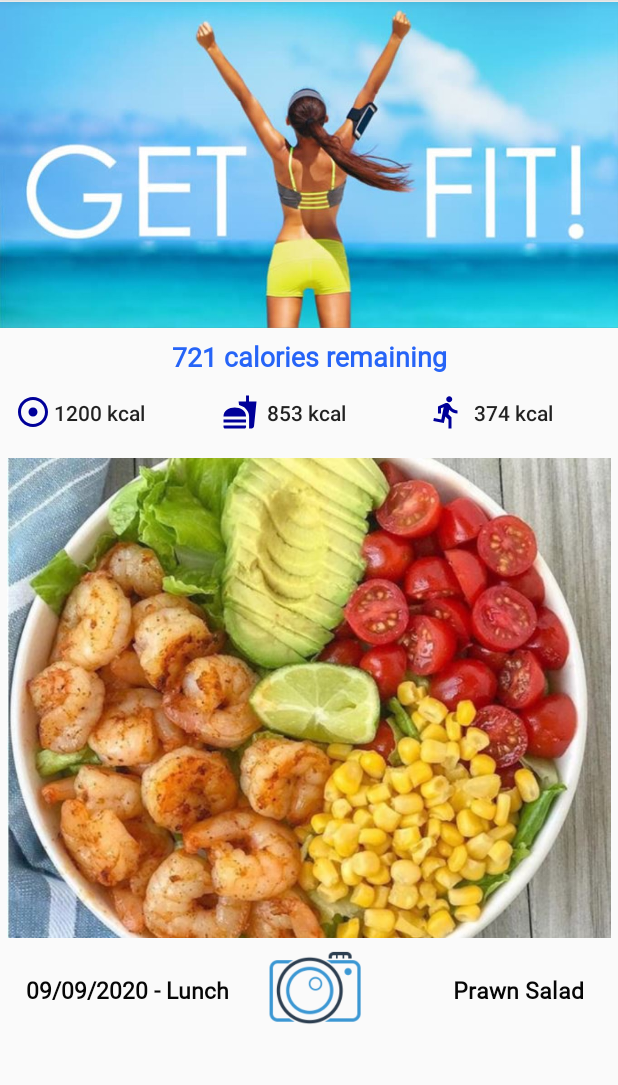
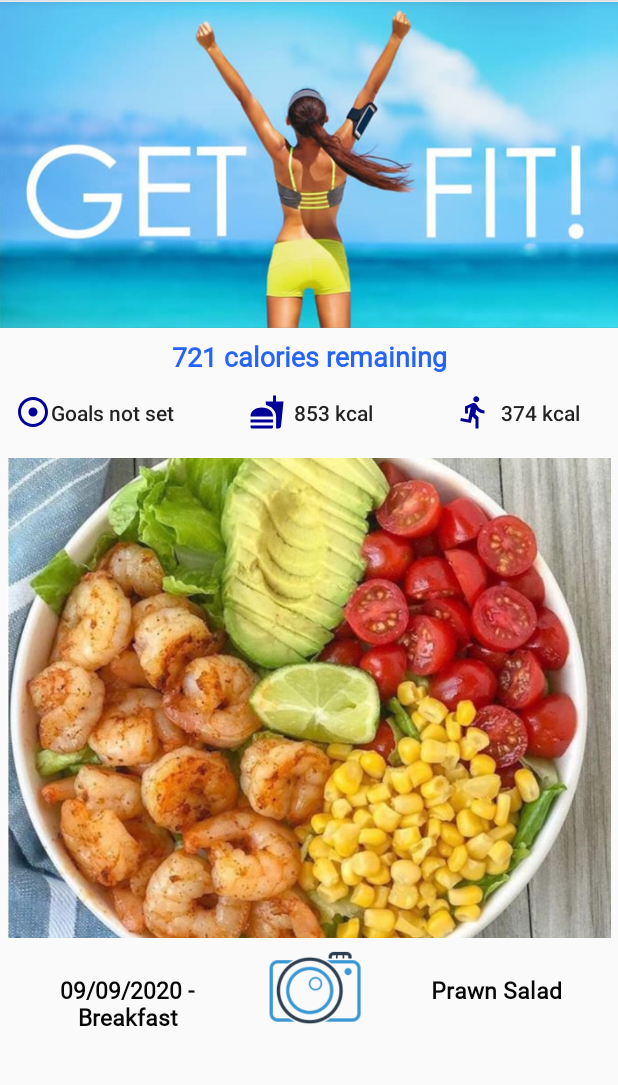
Before and after one commit to 19003337/MyFitnessLive, an Android app: the HomeScreen screen opened directly, with no data from a screen before it, on a phone screen of 412 x 824 dp, the part 84-1169 px from its top. Run offline under Robolectric (Android 15) with nearby library versions, the phone set to English and light mode, and no system bars; our stand-ins replace Firebase (no records; nobody signed in at launch, a user with empty details on screens opened directly).

Commit message:
Pushing - Screen changes and HomeScreen goals.

```diff
--- a/app/src/main/java/com/vc19003337/myfitnesslive/HomeScreen.java
+++ b/app/src/main/java/com/vc19003337/myfitnesslive/HomeScreen.java
@@ -7,6 +7,7 @@ import androidx.core.view.GravityCompat;
 import androidx.drawerlayout.widget.DrawerLayout;
 import androidx.appcompat.widget.Toolbar;
 
+import android.annotation.SuppressLint;
 import android.content.Intent;
 import android.os.Bundle;
 import android.view.MenuItem;
@@ -19,13 +20,16 @@ import android.widget.Toast;
 import com.google.android.material.navigation.NavigationView;
 import com.google.firebase.auth.FirebaseAuth;
 import com.google.firebase.auth.FirebaseUser;
+import com.google.firebase.database.DataSnapshot;
+import com.google.firebase.database.DatabaseError;
 import com.google.firebase.database.DatabaseReference;
 import com.google.firebase.database.FirebaseDatabase;
+import com.google.firebase.database.ValueEventListener;
 
 public class HomeScreen extends AppCompatActivity implements View.OnClickListener, NavigationView.OnNavigationItemSelectedListener
 {
     FirebaseDatabase database = FirebaseDatabase.getInstance();
-    DatabaseReference myRef = database.getReference("profiles");
+    //DatabaseReference myRef = database.getReference("profiles");
     private FirebaseAuth mAuth;
     FirebaseUser currentUser;
 
@@ -36,7 +40,8 @@ public class HomeScreen extends AppCompatActivity implements View.OnClickListene
     NavigationView navigationView;
     Button camera;
     TextView caloriesRemaining, goalCalories, caloriesConsumed, caloriesBurned;
-    //String dailyCalorieIntake, unitsMeasured;
+    //String dailyCalorieIntake;
+    Goals goals;
 
     @Override
     protected void onCreate(Bundle savedInstanceState)
@@ -45,9 +50,7 @@ public class HomeScreen extends AppCompatActivity implements View.OnClickListene
         setContentView(R.layout.activity_home_screen);
         mAuth = FirebaseAuth.getInstance();
         currentUser = mAuth.getCurrentUser();
-        //Intent used for first time registered users
-        //unitsMeasured = getIntent().getStringExtra("UnitsMeasured");
-        //dailyCalorieIntake = getIntent().getStringExtra("DailyCalorieIntake");
+        DatabaseReference myRef = database.getReference(mAuth.getCurrentUser().getUid());
 
         caloriesRemaining = findViewById(R.id.tv_CaloriesRemaining);
         goalCalories = findViewById(R.id.btn_TargetCalories);
@@ -72,6 +75,29 @@ public class HomeScreen extends AppCompatActivity implements View.OnClickListene
 
         drawerLayout.addDrawerListener(toggleOnAndOff);
         toggleOnAndOff.syncState();
+
+        myRef.child("Goals").addValueEventListener(new ValueEventListener() {
+            @SuppressLint("SetTextI18n")
+            @Override
+            public void onDataChange(@NonNull DataSnapshot snapshot)
+            {
+                goals = snapshot.getValue(Goals.class);
+                if(goals != null)
+                {
+                    goalCalories.setText(String.valueOf(goals.getDailyCalorieIntake()) + " kcal");
+                }
+                else
+                {
+                    goalCalories.setText("Goals not set");
+                }
+            }
+
+            @Override
+            public void onCancelled(@NonNull DatabaseError error)
+            {
+                Toast.makeText(HomeScreen.this, error.getMessage(), Toast.LENGTH_SHORT).show();
+            }
+        });
 
     }
 
--- a/app/src/main/res/layout/activity_goals_screen.xml
+++ b/app/src/main/res/layout/activity_goals_screen.xml
@@ -68,7 +68,7 @@
                 android:text="Weight"
                 android:textColor="@color/black"
                 android:textSize="20dp"
-                android:textStyle="bold"></TextView>
+                android:textStyle="bold"/>
 
             <TextView
                 android:id="@+id/tv_GoalWeight"
@@ -107,6 +107,8 @@
                     android:fontFamily="@font/marcellus"
                     android:text="kgs"
                     android:textSize="18dp"
+                    android:layout_marginTop="5dp"
+                    android:layout_marginBottom="5dp"
                     android:textStyle="bold" />
 
             </LinearLayout>
@@ -162,6 +164,8 @@
                     android:fontFamily="@font/marcellus"
                     android:text="kcal"
                     android:textSize="18dp"
+                    android:layout_marginTop="5dp"
+                    android:layout_marginBottom="5dp"
                     android:textStyle="bold" />
 
             </LinearLayout>
--- a/app/src/main/res/layout/activity_home_screen.xml
+++ b/app/src/main/res/layout/activity_home_screen.xml
@@ -101,7 +101,7 @@
                 android:layout_marginBottom="5dp"
                 android:fontFamily="@font/marcellus"
                 android:gravity="center"
-                android:text="09/09/2020 - Lunch"
+                android:text="09/09/2020 - Breakfast"
                 android:textAlignment="center"
 
                 android:textColor="@color/black"
@@ -113,14 +113,14 @@
                 android:layout_width="70dp"
                 android:layout_height="70dp"
                 android:layout_marginStart="15dp"
-                android:layout_marginEnd="10dp"
+                android:layout_marginEnd="5dp"
                 android:background="@drawable/bluecameral" />
 
             <TextView
                 android:id="@+id/tv_LatestMealDescription"
                 android:layout_width="150dp"
                 android:layout_height="wrap_content"
-                android:layout_marginStart="15dp"
+                android:layout_marginStart="5dp"
                 android:layout_marginBottom="5dp"
                 android:fontFamily="@font/marcellus"
                 android:gravity="center"
--- a/app/src/main/res/layout/activity_profile.xml
+++ b/app/src/main/res/layout/activity_profile.xml
@@ -17,7 +17,7 @@ tools:context=".Profile">
         app:layout_constraintStart_toStartOf="parent"
         app:layout_constraintTop_toTopOf="parent"
         app:layout_constraintVertical_bias="0.0"
-        app:srcCompat="@drawable/profile"></ImageView>
+        app:srcCompat="@drawable/profile"/>
 
     <LinearLayout
         android:id="@+id/linearLayout_UserNameAndEmail"
@@ -247,6 +247,8 @@ tools:context=".Profile">
                     android:fontFamily="@font/marcellus"
                     android:text="cm"
                     android:textSize="18dp"
+                    android:layout_marginTop="5dp"
+                    android:layout_marginBottom="5dp"
                     android:textStyle="bold" />
 
             </LinearLayout>
@@ -293,6 +295,8 @@ tools:context=".Profile">
                     android:fontFamily="@font/marcellus"
                     android:text="kgs"
                     android:textSize="18dp"
+                    android:layout_marginTop="5dp"
+                    android:layout_marginBottom="5dp"
                     android:textStyle="bold" />
 
             </LinearLayout>
--- a/app/src/main/res/layout/activity_settings.xml
+++ b/app/src/main/res/layout/activity_settings.xml
@@ -64,8 +64,8 @@
                 android:layout_width="180dp"
                 android:layout_height="wrap_content"
                 android:layout_marginStart="100dp"
-                android:layout_marginTop="10dp"
-                android:layout_marginBottom="10dp"
+                android:layout_marginTop="20dp"
+                android:layout_marginBottom="5dp"
                 android:fontFamily="@font/marcellus"
                 android:gravity="center_vertical|end"
                 android:textColor="@color/black"
--- a/app/src/main/res/layout/activity_weight_screen.xml
+++ b/app/src/main/res/layout/activity_weight_screen.xml
@@ -91,6 +91,8 @@
                 android:fontFamily="@font/marcellus"
                 android:text="kgs"
                 android:textSize="18dp"
+                android:layout_marginTop="10dp"
+                android:layout_marginBottom="5dp"
                 android:textStyle="bold" />
 
         </LinearLayout>
```
